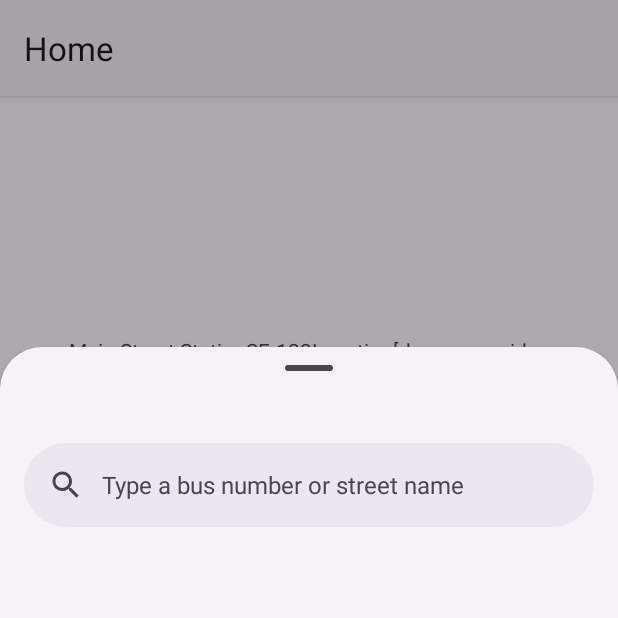
After one commit to JoshuaJLi/cmpt362-wtb, an Android app: the fragment AddFavBottomSheet placed in its activity, on a phone screen of 412 x 824 dp, the top half of it. The commit adds this screen. Run offline under Robolectric (Android 15) with nearby library versions, the phone set to English and light mode, and no system bars; our stand-ins replace navigation-ui.

Commit message:
Bottom sheet and search bar hooked up.

```diff
--- /dev/null
+++ b/app/src/main/java/ca/wheresthebus/ui/home/AddFavBottomSheet.kt
@@ -0,0 +1,44 @@
+package ca.wheresthebus.ui.home
+
+import android.os.Bundle
+import android.view.LayoutInflater
+import android.view.View
+import android.view.ViewGroup
+import ca.wheresthebus.R
+import ca.wheresthebus.databinding.BottomSheetAddFavBinding
+import com.google.android.material.bottomsheet.BottomSheetDialogFragment
+
+class AddFavBottomSheet : BottomSheetDialogFragment() {
+    private var _binding: BottomSheetAddFavBinding? = null
+
+    // This property is only valid between onCreateView and
+    // onDestroyView.
+    private val binding get() = _binding!!
+
+    override fun onCreateView(
+        inflater: LayoutInflater,
+        container: ViewGroup?,
+        savedInstanceState: Bundle?
+    ): View? {
+        inflater.inflate(R.layout.bottom_sheet_add_fav, container, false)
+
+        _binding = BottomSheetAddFavBinding.inflate(inflater, container, false)
+        val root: View = binding.root
+
+        binding.apply {
+            searchViewBus.setupWithSearchBar(searchBarBus)
+
+            searchViewBus.editText.setOnEditorActionListener { v, actionId, event ->
+                searchViewBus.hide()
+                searchBarBus.setText(searchViewBus.text)
+                false
+            }
+
+        }
+        return root
+    }
+
+    companion object {
+        const val TAG = "ModalBottomSheet"
+    }
+}
--- a/app/src/main/java/ca/wheresthebus/ui/home/HomeFragment.kt
+++ b/app/src/main/java/ca/wheresthebus/ui/home/HomeFragment.kt
@@ -74,7 +74,7 @@ class HomeFragment : Fragment() {
 
     private fun setUpFab() {
         binding.fabNewFav.setOnClickListener {
-            Snackbar.make(it, "New Favorite Bus Stop Added", Snackbar.LENGTH_LONG).show()
+            AddFavBottomSheet().show(parentFragmentManager, AddFavBottomSheet.TAG)
         }
     }
 
--- /dev/null
+++ b/app/src/main/res/layout/bottom_sheet_add_fav.xml
@@ -0,0 +1,47 @@
+<?xml version="1.0" encoding="utf-8"?>
+<androidx.coordinatorlayout.widget.CoordinatorLayout xmlns:android="http://schemas.android.com/apk/res/android"
+    android:layout_width="wrap_content"
+    android:layout_height="wrap_content"
+    xmlns:tools="http://schemas.android.com/tools"
+    tools:context=".ui.home.AddFavBottomSheet"
+    xmlns:app="http://schemas.android.com/apk/res-auto">
+
+    <FrameLayout
+        android:id="@+id/bottom_sheet_add_fav"
+        style="@style/Widget.Material3.BottomSheet"
+        android:layout_width="match_parent"
+        android:layout_height="wrap_content">
+        <LinearLayout
+            android:layout_width="match_parent"
+            android:layout_height="wrap_content"
+            android:orientation="vertical">
+
+            <com.google.android.material.bottomsheet.BottomSheetDragHandleView
+                android:id="@+id/drag_handle"
+                android:layout_width="match_parent"
+                android:layout_height="wrap_content"
+                android:layout_gravity="top"
+                />
+            <androidx.coordinatorlayout.widget.CoordinatorLayout
+                android:layout_width="match_parent"
+                android:layout_height="match_parent">
+                <com.google.android.material.search.SearchBar
+                    android:id="@+id/search_bar_bus"
+                    android:layout_width="match_parent"
+                    android:layout_height="wrap_content"
+                    android:hint="@string/hint_fav_search"
+                    />
+
+                <com.google.android.material.search.SearchView
+                    android:id="@+id/search_view_bus"
+                    android:layout_width="match_parent"
+                    android:layout_height="wrap_content"
+                    app:layout_anchor="@id/search_bar_bus"/>
+            </androidx.coordinatorlayout.widget.CoordinatorLayout>
+
+
+                <!-- Search suggestions/results go here (ScrollView, RecyclerView, etc.). -->
+
+        </LinearLayout>
+    </FrameLayout>
+</androidx.coordinatorlayout.widget.CoordinatorLayout>
--- a/app/src/main/res/values-night/themes.xml
+++ b/app/src/main/res/values-night/themes.xml
@@ -1,6 +1,6 @@
 <resources xmlns:tools="http://schemas.android.com/tools">
     <!-- Base application theme. -->
-    <style name="Theme.WheresTheBus" parent="Theme.MaterialComponents.DayNight.DarkActionBar">
+    <style name="Theme.WheresTheBus" parent="Theme.Material3.DayNight">
         <!-- Primary brand color. -->
         <item name="colorPrimary">@color/purple_200</item>
         <item name="colorPrimaryVariant">@color/purple_700</item>
--- a/app/src/main/res/values/strings.xml
+++ b/app/src/main/res/values/strings.xml
@@ -6,4 +6,5 @@
     <string name="title_settings">Settings</string>
     <string name="desc_fab_new_fav">Add new favourite bus stop button</string>
     <string name="fab_new_fav_text">Add New Bus</string>
+    <string name="hint_fav_search">Type a bus number or street name</string>
 </resources>
--- a/app/src/main/res/values/themes.xml
+++ b/app/src/main/res/values/themes.xml
@@ -1,6 +1,6 @@
 <resources xmlns:tools="http://schemas.android.com/tools">
     <!-- Base application theme. -->
-    <style name="Theme.WheresTheBus" parent="Theme.MaterialComponents.DayNight.DarkActionBar">
+    <style name="Theme.WheresTheBus" parent="Theme.Material3.DayNight">
         <!-- Primary brand color. -->
         <item name="colorPrimary">@color/purple_500</item>
         <item name="colorPrimaryVariant">@color/purple_700</item>
@@ -12,5 +12,6 @@
         <!-- Status bar color. -->
         <item name="android:statusBarColor">?attr/colorPrimaryVariant</item>
         <!-- Customize your theme here. -->
+        <item name="colorSurface">@color/white</item>
     </style>
 </resources>
```
